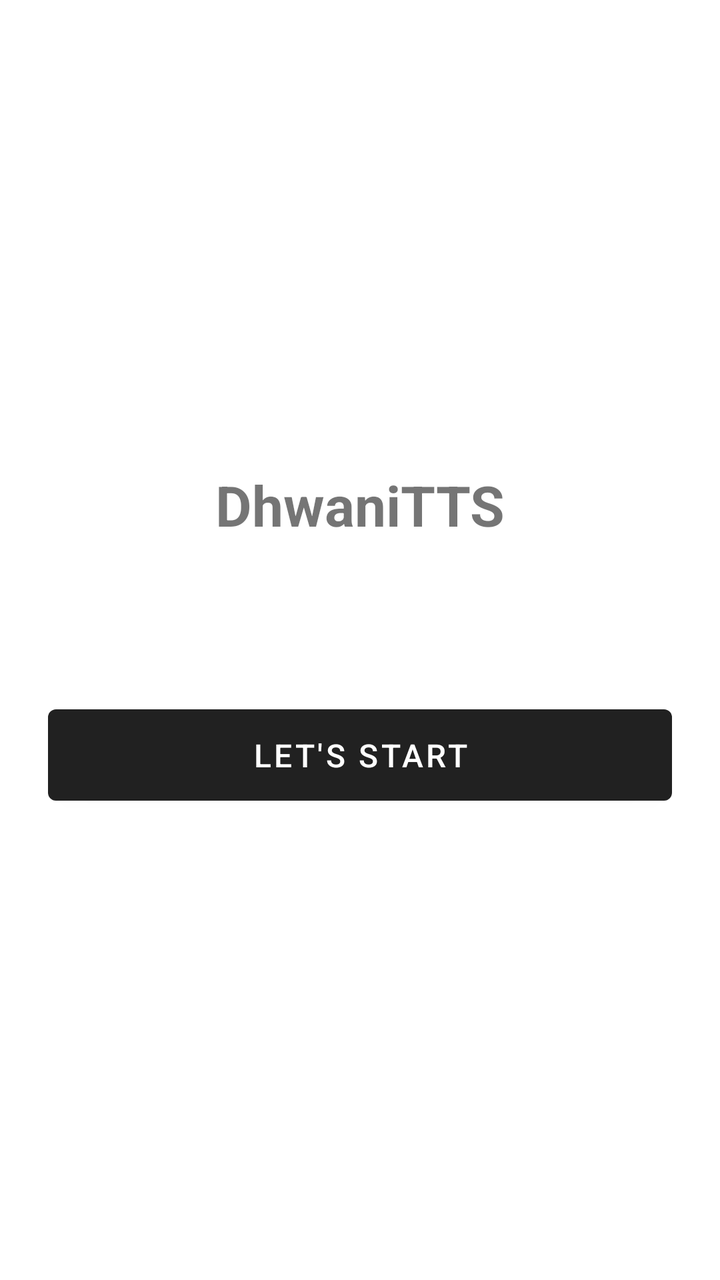
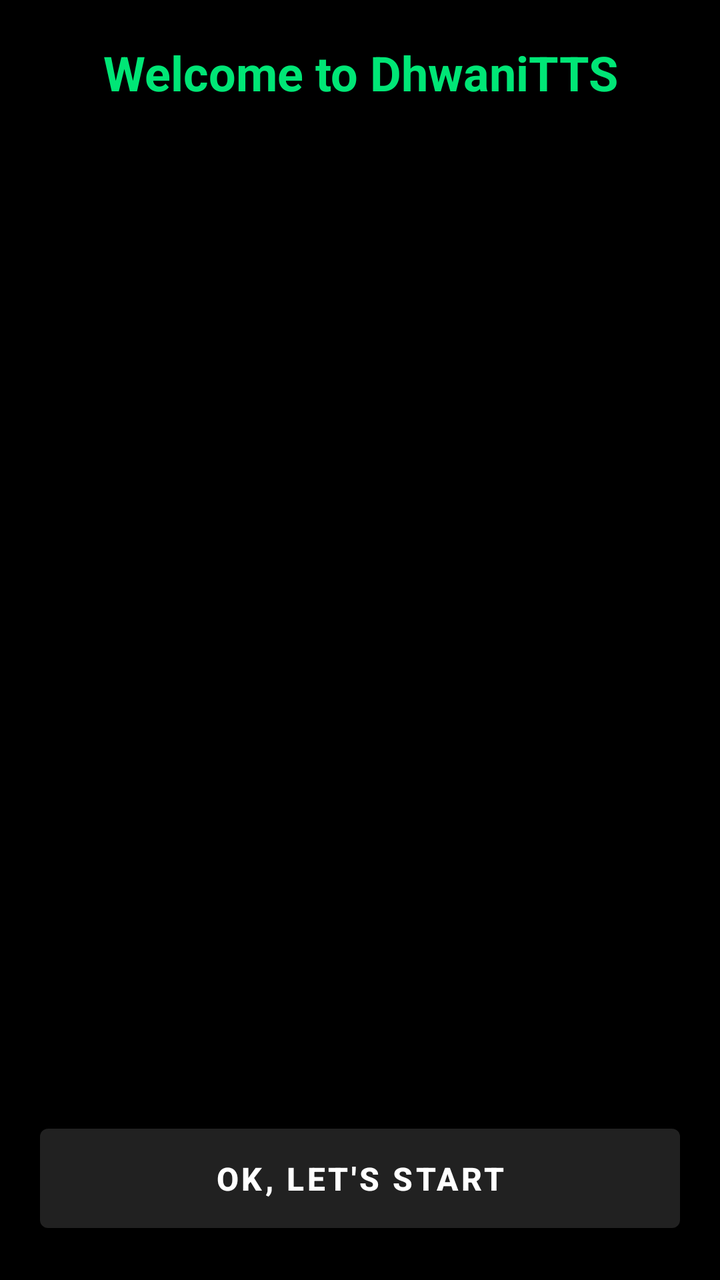

Screens rendered from an Android XML layout before and after an edit, with the pre-edit source and the edit as a unified diff.
<!-- AndroidManifest.xml: application theme Theme.DhwaniTTS -->
<!-- res/layout/activity_welcome.xml -->
<?xml version="1.0" encoding="utf-8"?>
<LinearLayout xmlns:android="http://schemas.android.com/apk/res/android"
    android:layout_width="match_parent"
    android:layout_height="match_parent"
    android:orientation="vertical"
    android:padding="24dp"
    android:gravity="center">

    <TextView
        android:id="@+id/tv_welcome_title"
        android:layout_width="wrap_content"
        android:layout_height="wrap_content"
        android:text="DhwaniTTS"
        android:textSize="28sp"
        android:textStyle="bold"
        android:layout_marginBottom="24dp" />

    <TextView
        android:id="@+id/tv_welcome_notice"
        android:layout_width="match_parent"
        android:layout_height="wrap_content"
        android:textSize="16sp"
        android:lineSpacingExtra="6dp"
        android:layout_marginBottom="32dp" />

    <Button
        android:id="@+id/btn_lets_start"
        android:layout_width="match_parent"
        android:layout_height="wrap_content"
        android:text="Let's Start"
        android:textSize="16sp"
        android:padding="12dp" />

</LinearLayout>
<!-- resources referenced by this layout -->
<resources>
  <style name="Theme.DhwaniTTS" parent="Theme.MaterialComponents.DayNight.DarkActionBar">
          
      </style>
</resources>

<!-- the commit's change to res/layout/activity_welcome.xml (unified diff, before → after) -->
@@ -3,32 +3,42 @@
     android:layout_width="match_parent"
     android:layout_height="match_parent"
     android:orientation="vertical"
-    android:padding="24dp"
-    android:gravity="center">
+    android:background="#000000"
+    android:padding="20dp">
 
     <TextView
         android:id="@+id/tv_welcome_title"
-        android:layout_width="wrap_content"
-        android:layout_height="wrap_content"
-        android:text="DhwaniTTS"
-        android:textSize="28sp"
-        android:textStyle="bold"
-        android:layout_marginBottom="24dp" />
-
-    <TextView
-        android:id="@+id/tv_welcome_notice"
         android:layout_width="match_parent"
         android:layout_height="wrap_content"
-        android:textSize="16sp"
-        android:lineSpacingExtra="6dp"
-        android:layout_marginBottom="32dp" />
+        android:text="Welcome to DhwaniTTS"
+        android:textColor="#00E676"
+        android:textSize="24sp"
+        android:textStyle="bold"
+        android:gravity="center"
+        android:layout_marginBottom="16dp" />
+
+    <ScrollView
+        android:layout_width="match_parent"
+        android:layout_height="0dp"
+        android:layout_weight="1"
+        android:layout_marginBottom="16dp">
+
+        <TextView
+            android:id="@+id/tv_welcome_notice"
+            android:layout_width="match_parent"
+            android:layout_height="wrap_content"
+            android:textColor="#FFFFFF"
+            android:textSize="15sp"
+            android:lineSpacingExtra="5dp" />
+    </ScrollView>
 
     <Button
         android:id="@+id/btn_lets_start"
         android:layout_width="match_parent"
         android:layout_height="wrap_content"
-        android:text="Let's Start"
+        android:text="OK, Let's Start"
         android:textSize="16sp"
-        android:padding="12dp" />
+        android:textStyle="bold"
+        android:padding="14dp" />
 
 </LinearLayout>
